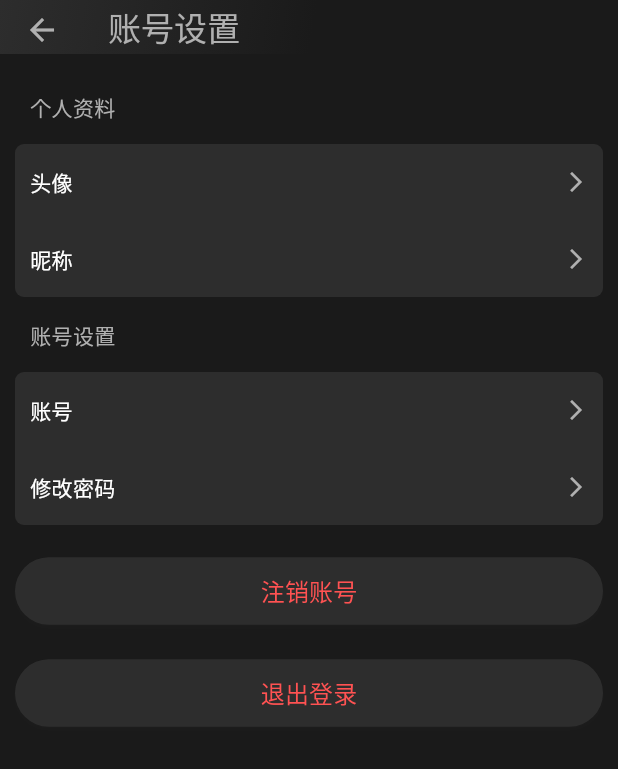
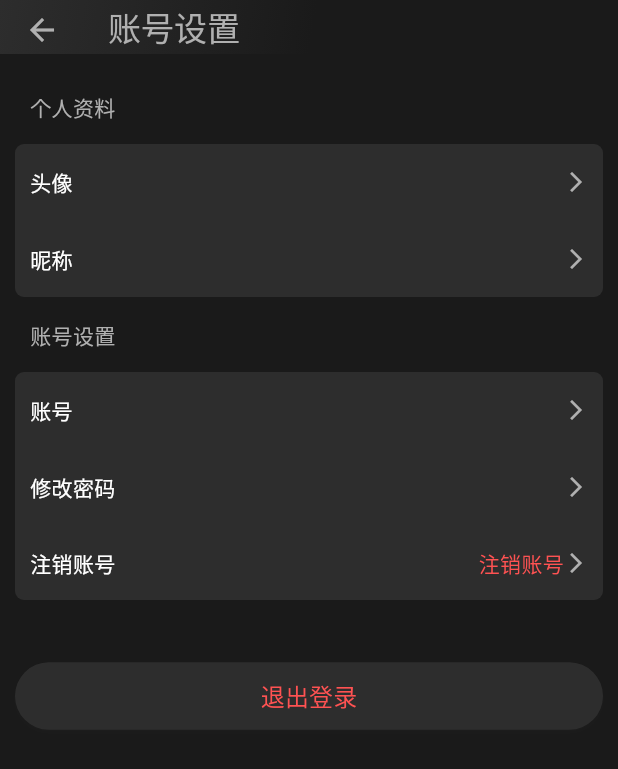
Before and after one commit to ayqy/running, a Flutter app: the AccountSettings screen opened by its route, on a phone screen of 412 x 824 dp. Shown: the top 769 px of the screen. Run offline on Flutter 3.47's test engine with Material 3 defaults, Android fonts, the phone set to English and light mode, and no system bars; our stand-ins replace audio_service, circular_profile_avatar, connectivity_plus, date_format, device_info_plus, dio and 11 more; missing offline and left inert: amap_flutter_base, amap_flutter_location, amap_flutter_map, flutter_mute, fluwx, volume_controller and 1 more; accounts and stored records are empty.

Commit message:
fix: show deregister as settings option

```diff
--- a/lib/account_settings.dart
+++ b/lib/account_settings.dart
@@ -290,24 +290,18 @@ class _AccountSettingsState extends State<AccountSettings> {
             }, {
               'key': '修改密码',
               'value': '',
-            }]),
-            const SizedBox(height: 20),
-            ElevatedButton(
-              onPressed: _onDeleteAccountPressed,
-              style: ElevatedButton.styleFrom(
-                backgroundColor: ThemeColors.cardColor,
-                shadowColor: ThemeColors.dividerColor,
-                minimumSize: const Size.fromHeight(45),
-              ),
-              child: Text(
+            }, {
+              'key': '注销账号',
+              'value': Text(
                 '注销账号',
                 style: TextStyle(
-                  fontSize: 16,
                   color: ThemeColors.selectedTheme == ThemeType.dark ?
                       const Color(0xFFFF5252) : const Color(0x99ff0000),
                 ),
               ),
-            ),
+              'onTap': _onDeleteAccountPressed,
+            }]),
+            const SizedBox(height: 20),
             const SizedBox(height: 20),
             ElevatedButton(
               onPressed: _onLogoutPressed,
```
